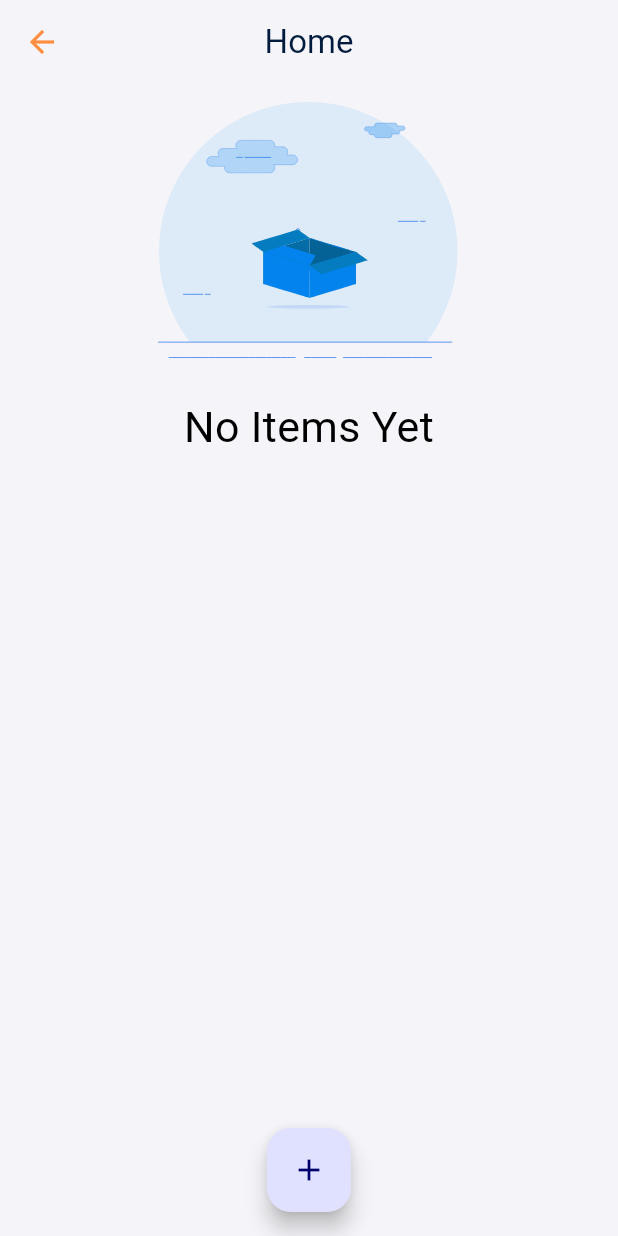
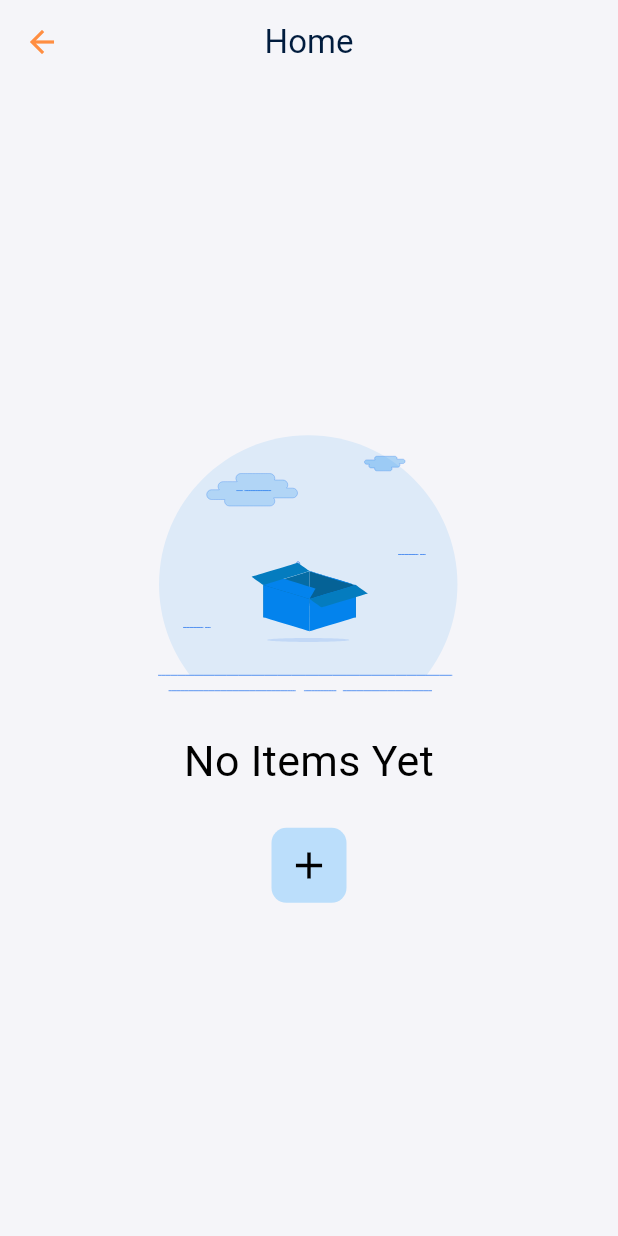
Before and after one commit to NaghamMowina/rare-crew-task, a Flutter app: the HomeScreen screen opened directly, on a phone screen of 412 x 824 dp. Run offline on Flutter 3.47's test engine with Material 2 defaults, Android fonts, the phone set to English and light mode, and no system bars; drawn by our look-alikes of lottie; our stand-ins replace curved_navigation_bar, firebase_auth, firebase_core, flutter_riverpod, flutter_screenutil, fluttertoast and 2 more; accounts and stored records are empty; Roboto replaces fonts that are missing (Manrope-bold).

Commit message:
design edits

```diff
--- a/lib/main.dart
+++ b/lib/main.dart
@@ -32,7 +32,6 @@ class MyApp extends StatelessWidget {
       ),
       theme: ThemeData(
         useMaterial3: true,
-        fontFamily: 'Manrope-bold',
         scaffoldBackgroundColor: Color(0xFFF5F5F9),
         textTheme: TextThemes.lightTextTheme,
         colorScheme: ColorSchemes.lightColorScheme,
--- a/lib/view/home/home_screen.dart
+++ b/lib/view/home/home_screen.dart
@@ -57,16 +57,58 @@ class _HomeScreenState extends State<HomeScreen> {
                         builder: (context, snapshot) {
                           if (snapshot.hasData) {
                             if (snapshot.data!.isEmpty) {
-                              return const EmptyWidget();
+                              return EmptyWidget(
+                                titleController: _titleController,
+                                subtitleController: _subtitleController,
+                              );
                             } else {
                               return ListView(
-                                physics: NeverScrollableScrollPhysics(),
                                 children: [
                                   Image.asset(
                                     'assets/images/home.png',
                                     height: 260.h,
                                   ),
+                                  GestureDetector(
+                                    onTap: () {
+                                      showDialog(
+                                          context: context,
+                                          builder: (context) {
+                                            return AddItemWidget(
+                                              title: _titleController,
+                                              subtitle: _subtitleController,
+                                            );
+                                          });
+                                    },
+                                    child: Container(
+                                      padding: EdgeInsets.symmetric(
+                                          vertical: 10.h, horizontal: 10.w),
+                                      decoration: BoxDecoration(
+                                          color: AppConstants.grey,
+                                          borderRadius:
+                                              BorderRadius.circular(10)),
+                                      child: Row(
+                                        mainAxisAlignment:
+                                            MainAxisAlignment.center,
+                                        children: [
+                                          Icon(
+                                            Icons.add,
+                                            color: Colors.white,
+                                          ),
+                                          SizedBox(
+                                            width: 5.w,
+                                          ),
+                                          TextUtils(
+                                            text: 'New Item',
+                                            fontSize: 20.sp,
+                                            color: Colors.white,
+                                            // color: Colors.blueGrey[800],
+                                          ),
+                                        ],
+                                      ),
+                                    ),
+                                  ),
                                   ListView.builder(
+                                    physics: NeverScrollableScrollPhysics(),
                                     shrinkWrap: true,
                                     itemCount: snapshot.data!.length,
                                     itemBuilder: (context, index) {
@@ -189,21 +231,6 @@ class _HomeScreenState extends State<HomeScreen> {
                           );
                         }),
                   )),
-              floatingActionButtonLocation:
-                  FloatingActionButtonLocation.centerFloat,
-              floatingActionButton: FloatingActionButton(
-                onPressed: () {
-                  showDialog(
-                      context: context,
-                      builder: (context) {
-                        return AddItemWidget(
-                          title: _titleController,
-                          subtitle: _subtitleController,
-                        );
-                      });
-                },
-                child: const Icon(Icons.add),
-              ),
             );
           });
     });
--- a/lib/view/home/widgets/empty_widget.dart
+++ b/lib/view/home/widgets/empty_widget.dart
@@ -3,8 +3,15 @@ import 'package:flutter_screenutil/flutter_screenutil.dart';
 import 'package:lottie/lottie.dart';
 import 'package:rare_task/res/text_widget.dart';
 
+import 'add_item_widget.dart';
+
 class EmptyWidget extends StatelessWidget {
-  const EmptyWidget({super.key});
+  final TextEditingController titleController;
+  final TextEditingController subtitleController;
+  const EmptyWidget(
+      {super.key,
+      required this.titleController,
+      required this.subtitleController});
 
   @override
   Widget build(BuildContext context) {
@@ -13,7 +20,7 @@ class EmptyWidget extends StatelessWidget {
         splitScreenMode: true,
         builder: (context, child) {
           return Column(
-            // mainAxisSize: MainAxisSize.min,
+            mainAxisAlignment: MainAxisAlignment.center,
             children: [
               ConstrainedBox(
                 constraints: const BoxConstraints(maxWidth: 500),
@@ -28,6 +35,28 @@ class EmptyWidget extends StatelessWidget {
                   align: TextAlign.center,
                   fontSize: 25.sp,
                 ),
+              ),
+              GestureDetector(
+                onTap: () {
+                  showDialog(
+                      context: context,
+                      builder: (context) {
+                        return AddItemWidget(
+                          title: titleController,
+                          subtitle: subtitleController,
+                        );
+                      });
+                },
+                child: Container(
+                    decoration: BoxDecoration(
+                        color: Colors.blue[100],
+                        borderRadius: BorderRadius.circular(10)),
+                    padding: EdgeInsets.all(10),
+                    child: Icon(
+                      Icons.add,
+                      color: Colors.black,
+                      size: 30,
+                    )),
               )
             ],
           );
--- a/lib/view/profile/profile_screen.dart
+++ b/lib/view/profile/profile_screen.dart
@@ -6,6 +6,8 @@ import 'package:flutter_screenutil/flutter_screenutil.dart';
 import 'package:rare_task/view/auth/screens/login/login_screen.dart';
 import 'package:rare_task/viewModel/auth_view_model.dart';
 import 'package:shared_preferences/shared_preferences.dart';
+
+import '../../res/text_widget.dart';
 
 class ProfileScreen extends StatefulWidget {
   const ProfileScreen({Key? key}) : super(key: key);
@@ -23,7 +25,12 @@ class _ProfileScreenState extends State<ProfileScreen> {
           minTextAdapt: true,
           splitScreenMode: true,
           builder: (context, child) {
-            return Center(
+            return Scaffold(
+              appBar: AppBar(
+                title: TextUtils(text: 'Profile'),
+                centerTitle: true,
+              ),
+              body: Center(
                 child: Padding(
                   padding: EdgeInsets.all(10.h),
                   child: Column(
@@ -68,6 +75,7 @@ class _ProfileScreenState extends State<ProfileScreen> {
                     ],
                   ),
                 ),
+              ),
             );
           });
     });
```
Lines whose indentation alone changed are shown as unchanged.
